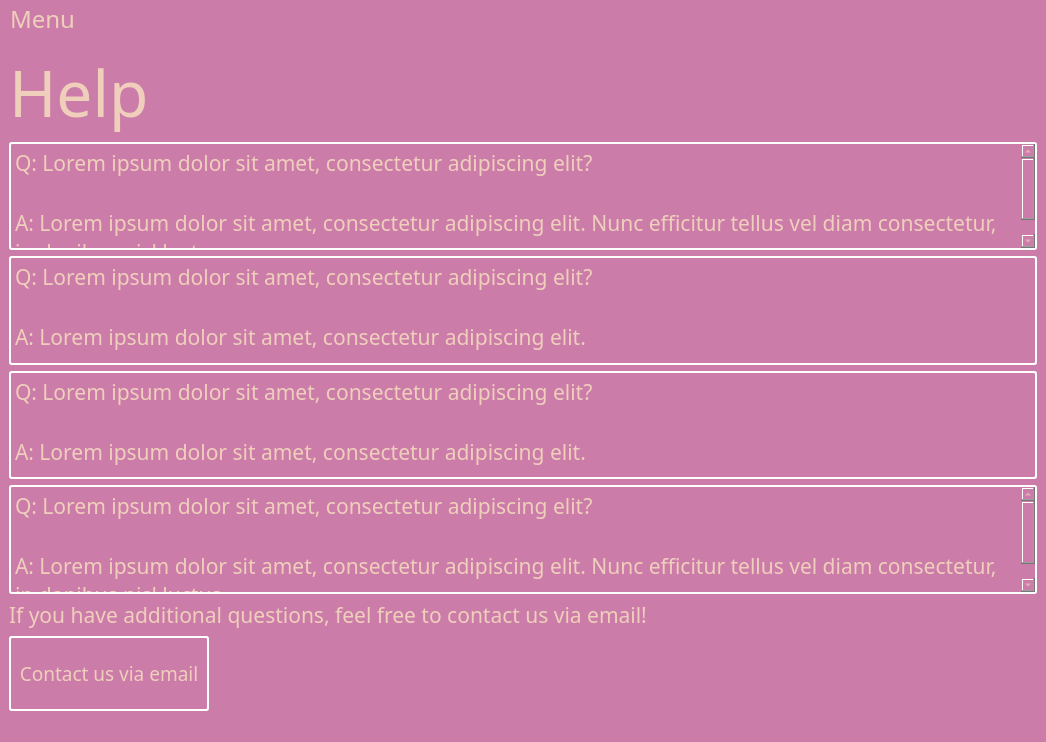
Above: breadnbutter/gui/shelterhelp.ui from jacksodl23/cs-205-pet-adoption before the change. Below: the same form after it.
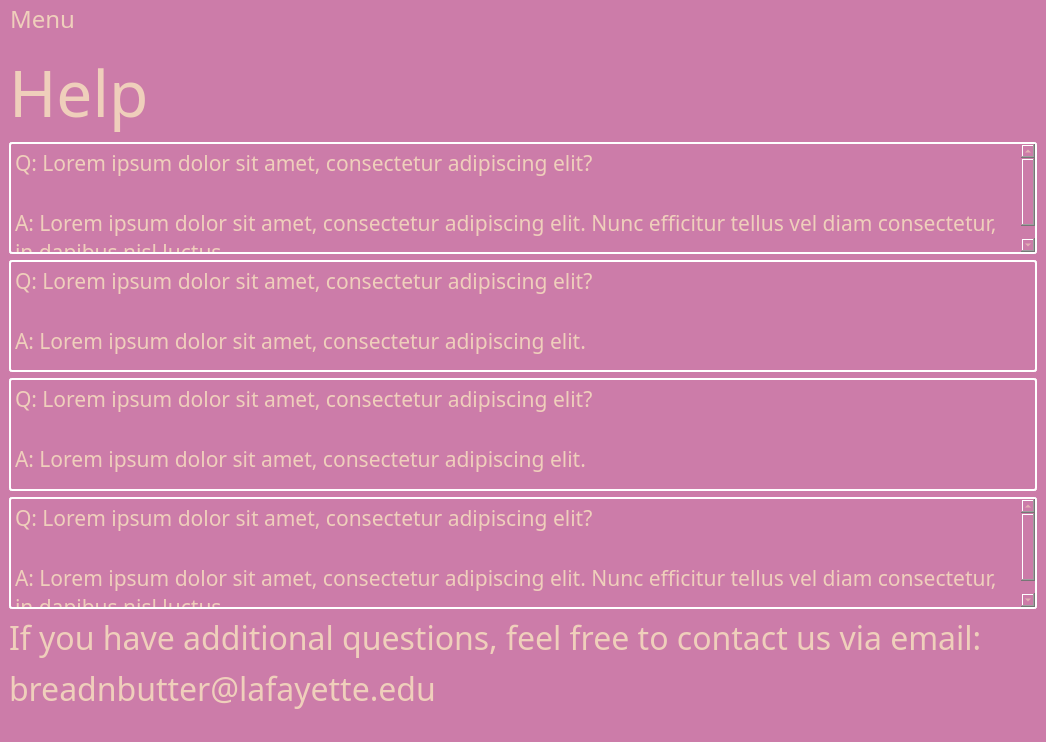
That is the form after the change.

Patch:
```diff
--- a/breadnbutter/gui/shelterhelp.ui
+++ b/breadnbutter/gui/shelterhelp.ui
@@ -1242,40 +1242,24 @@
       <property name="font">
        <font>
         <family>Dyuthi</family>
-        <pointsize>16</pointsize>
+        <pointsize>24</pointsize>
        </font>
       </property>
       <property name="text">
-       <string>If you have additional questions, feel free to contact us via email!</string>
+       <string>If you have additional questions, feel free to contact us via email:</string>
       </property>
      </widget>
     </item>
     <item>
-     <widget class="QPushButton" name="pushButton">
-      <property name="minimumSize">
-       <size>
-        <width>200</width>
-        <height>75</height>
-       </size>
-      </property>
-      <property name="maximumSize">
-       <size>
-        <width>150</width>
-        <height>16777215</height>
-       </size>
-      </property>
+     <widget class="QLabel" name="label_3">
       <property name="font">
        <font>
         <family>Dyuthi</family>
-        <pointsize>14</pointsize>
+        <pointsize>24</pointsize>
        </font>
       </property>
-      <property name="styleSheet">
-       <string notr="true">border: 2px solid  white; 
-     border-radius: 3px;</string>
-      </property>
       <property name="text">
-       <string>Contact us via email</string>
+       <string>breadnbutter@lafayette.edu</string>
       </property>
      </widget>
     </item>
```
